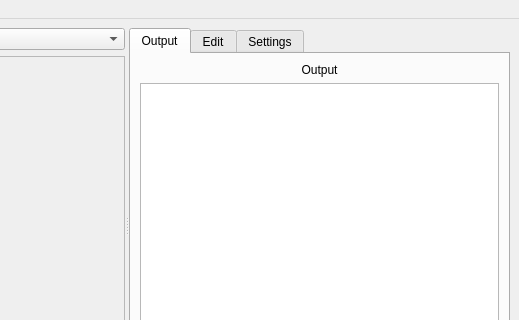
First picture: the form in MainWindow.ui, repository jplozf/Quish, before the edit; both pictures show x 167 to 686 and y 0 to 320 of the 686 by 452 pixel window.
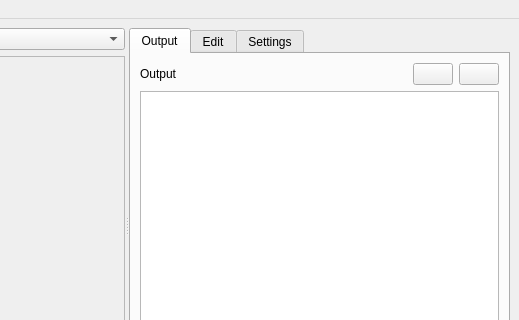
Second picture: the form after the edit. Icons and pictures are not drawn.

What changed in the file:
```diff
--- a/MainWindow.ui
+++ b/MainWindow.ui
@@ -88,9 +88,9 @@
             <string>Output</string>
            </attribute>
            <layout class="QGridLayout" name="gridLayout_3">
-            <item row="0" column="0">
+            <item row="1" column="0">
              <layout class="QGridLayout" name="gridLayout_2">
-              <item row="1" column="0">
+              <item row="2" column="0">
                <widget class="QTextEdit" name="txtOutput">
                 <property name="font">
                  <font>
@@ -103,14 +103,53 @@
                </widget>
               </item>
               <item row="0" column="0">
+               <layout class="QHBoxLayout" name="horizontalLayout_3">
+                <item>
                <widget class="QLabel" name="lblCommand">
                 <property name="text">
                  <string>Output</string>
                 </property>
                 <property name="alignment">
-                 <set>Qt::AlignCenter</set>
-                </property>
-               </widget>
+                   <set>Qt::AlignLeading|Qt::AlignLeft|Qt::AlignVCenter</set>
+                  </property>
+                 </widget>
+                </item>
+                <item>
+                 <spacer name="horizontalSpacer_3">
+                  <property name="orientation">
+                   <enum>Qt::Horizontal</enum>
+                  </property>
+                  <property name="sizeHint" stdset="0">
+                   <size>
+                    <width>40</width>
+                    <height>20</height>
+                   </size>
+                  </property>
+                 </spacer>
+                </item>
+                <item>
+                 <widget class="QPushButton" name="btnClear">
+                  <property name="text">
+                   <string/>
+                  </property>
+                  <property name="icon">
+                   <iconset resource="Quish.qrc">
+                    <normaloff>:/icons/Trash.png</normaloff>:/icons/Trash.png</iconset>
+                  </property>
+                 </widget>
+                </item>
+                <item>
+                 <widget class="QPushButton" name="btnCopy">
+                  <property name="text">
+                   <string/>
+                  </property>
+                  <property name="icon">
+                   <iconset resource="Quish.qrc">
+                    <normaloff>:/icons/Clipboard Copy.png</normaloff>:/icons/Clipboard Copy.png</iconset>
+                  </property>
+                 </widget>
+                </item>
+               </layout>
               </item>
              </layout>
             </item>
```
Left out of the diff: 4 changed lines with no effect on the pictures. Lines whose indentation alone changed are shown as unchanged.
